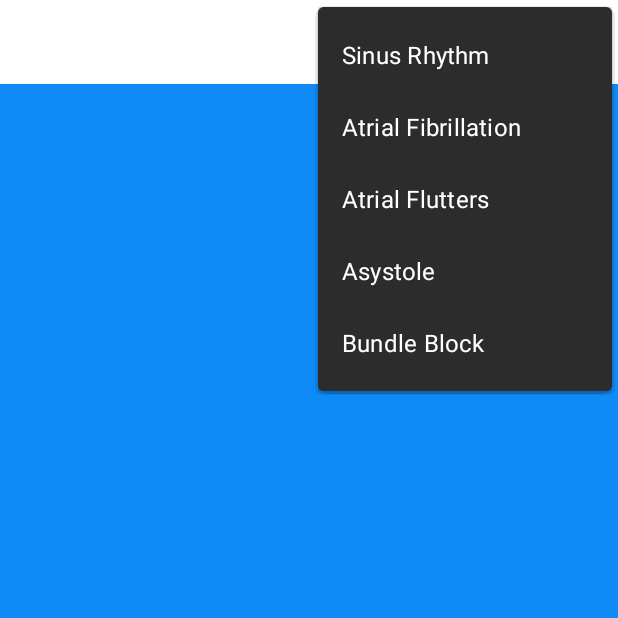
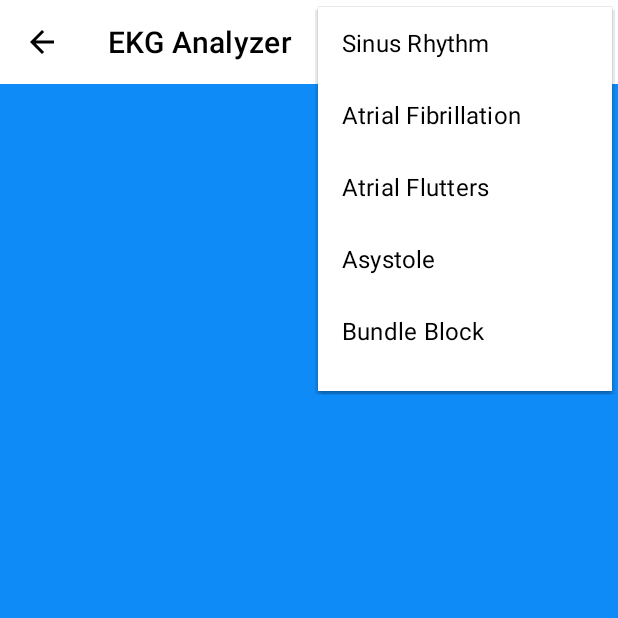
Before and after one commit to deograstius/cmsc495_7980, an Android app: the RhythmsActivity screen opened directly, with no data from a screen before it, with the options menu open, on a phone screen of 412 x 824 dp, the top half of it. Run offline under Robolectric (Android 15) with nearby library versions, the phone set to English and light mode, and no system bars.

Commit message:
Fixed right menu icon bug

```diff
--- a/Android/app/src/main/java/capstone/cmsc495/ekganalyzer/RhythmsActivity.java
+++ b/Android/app/src/main/java/capstone/cmsc495/ekganalyzer/RhythmsActivity.java
@@ -1,8 +1,7 @@
 package capstone.cmsc495.ekganalyzer;
 
-import android.support.v7.app.ActionBar;
+import android.os.Bundle;
 import android.support.v7.app.AppCompatActivity;
-import android.os.Bundle;
 import android.support.v7.widget.Toolbar;
 import android.view.Menu;
 import android.view.MenuItem;
@@ -18,25 +17,26 @@ public class RhythmsActivity extends AppCompatActivity {
         Toolbar toolbar = findViewById(R.id.toolbar);
         setSupportActionBar(toolbar);
 
-        // Get the action bar with an item
-        ActionBar actionBar = getSupportActionBar();
-        System.out.println(actionBar);
-        if (actionBar != null) {
-            actionBar.setDisplayHomeAsUpEnabled(true);
-        }// End if
+        if (getSupportActionBar() != null)
+            getSupportActionBar().setDisplayHomeAsUpEnabled(true);
 
+    }// End onCreate() Method
+
+
+    @Override
+    public boolean onPrepareOptionsMenu(Menu menu) {
+        return super.onPrepareOptionsMenu(menu);
     }
-
 
     @Override
     public boolean onCreateOptionsMenu(Menu menu) {
         getMenuInflater().inflate(R.menu.rhythms_menu, menu);
         return true;
-    }
+    }// End onCreateOptionsMenu() Method
 
     @Override
     public boolean onOptionsItemSelected(MenuItem item) {
         // Menu selection options will go here
         return super.onOptionsItemSelected(item);
-    }
-}
+    }// End onOptionsItemsSelected() Method
+}// End RhythmsActivity class
--- a/Android/app/src/main/res/layout/activity_rhythms.xml
+++ b/Android/app/src/main/res/layout/activity_rhythms.xml
@@ -1,6 +1,5 @@
 <?xml version="1.0" encoding="utf-8"?>
 <android.support.constraint.ConstraintLayout xmlns:android="http://schemas.android.com/apk/res/android"
-    xmlns:app="http://schemas.android.com/apk/res-auto"
     xmlns:tools="http://schemas.android.com/tools"
     android:layout_width="match_parent"
     android:layout_height="match_parent"
@@ -11,5 +10,5 @@
         android:layout_width="match_parent"
         android:layout_height="?attr/actionBarSize"
         android:background="@color/white"
-        android:theme="@style/ThemeOverlay.AppCompat.ActionBar" />
+        android:theme="@style/NavigationMenuTheme" />
 </android.support.constraint.ConstraintLayout>
--- a/Android/app/src/main/res/menu/rhythms_menu.xml
+++ b/Android/app/src/main/res/menu/rhythms_menu.xml
@@ -1,21 +1,32 @@
-<menu xmlns:android="http://schemas.android.com/apk/res/android">
+<menu xmlns:android="http://schemas.android.com/apk/res/android"
+    xmlns:app="http://schemas.android.com/apk/res-auto">
     <item
+        app:showAsAction="never"
+        android:orderInCategory="100"
         android:id="@+id/sinus_rhythm"
         android:title="@string/sinus_rhythm" />
 
     <item
+        app:showAsAction="never"
+        android:orderInCategory="101"
         android:id="@+id/atrial_fibrillation"
         android:title="@string/atrial_fibrillation" />
 
     <item
+        app:showAsAction="never"
+        android:orderInCategory="102"
         android:id="@+id/atrial_flutters"
         android:title="@string/atrial_flutters" />
 
     <item
+        app:showAsAction="never"
+        android:orderInCategory="103"
         android:id="@+id/asystole"
         android:title="@string/asystole" />
 
     <item
+        app:showAsAction="never"
+        android:orderInCategory="104"
         android:id="@+id/bundle_block"
         android:title="@string/bundle_block" />
 </menu>
```
